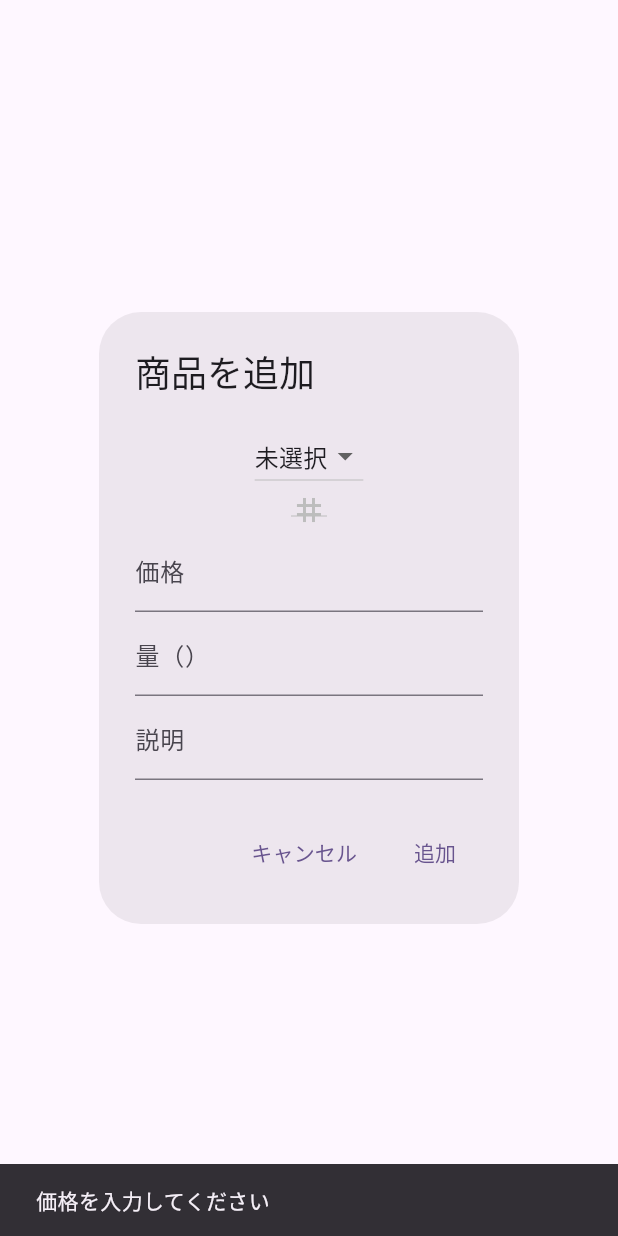
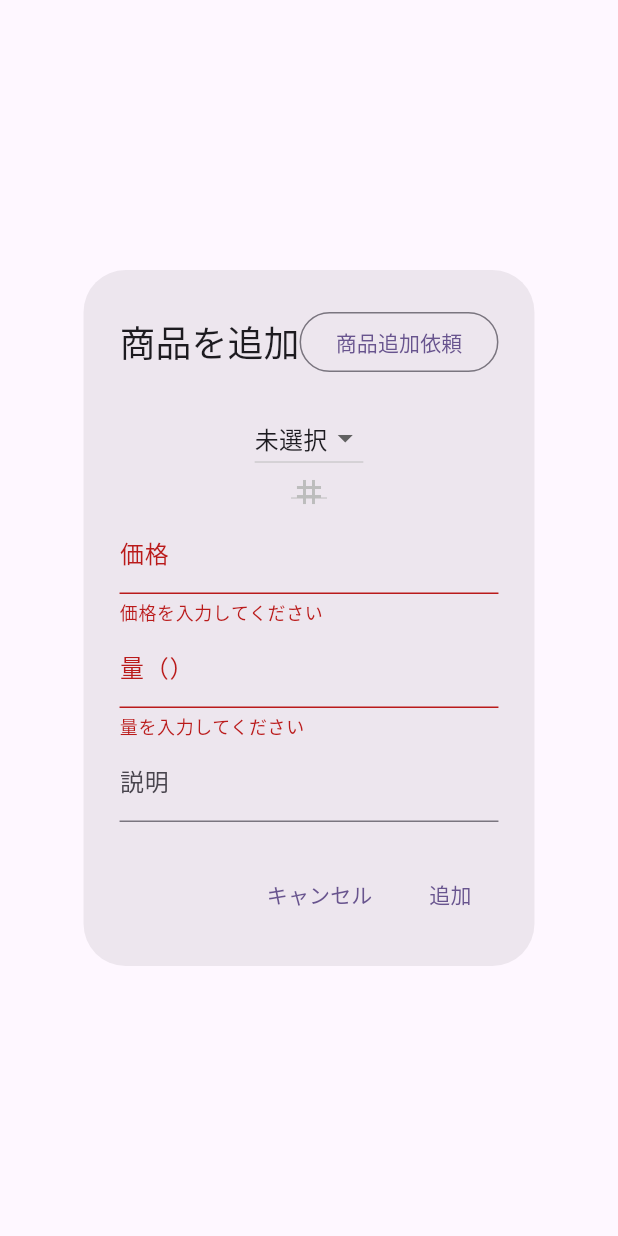
Before and after one commit to enpitut2023/shokuhi_fall, a Flutter app: the AddMerchDialog widget shown alone on an empty page, opened directly with empty values, after a tap on "追加", on a phone screen of 412 x 824 dp. Run offline on Flutter 3.47's test engine with Material 3 defaults, Android fonts, the phone set to English and light mode, and no system bars; our stand-ins replace cloud_firestore, firebase_core, flutter_map, flutter_riverpod, fluttertoast, freezed_annotation and 2 more; accounts and stored records are empty; generated files the repository leaves out were written again.

Commit message:
投稿機能のエラー表示修正

```diff
--- a/lib/ui/home/merch_list/merch_amount_dialog.dart
+++ b/lib/ui/home/merch_list/merch_amount_dialog.dart
@@ -15,12 +15,15 @@ class MerchAmountDialog extends StatefulWidget {
 
 class _MerchAmountDialogState extends State<MerchAmountDialog> {
   final textController = TextEditingController();
+  final formKey = GlobalKey<FormState>();
 
   @override
   Widget build(BuildContext context) {
     return AlertDialog(
       title: const Text('商品の量を入力してください'),
-      content: TextField(
+      content: Form(
+        key: formKey,
+        child: TextFormField(
           controller: textController,
           keyboardType: TextInputType.number,
           inputFormatters: [
@@ -28,6 +31,16 @@ class _MerchAmountDialogState extends State<MerchAmountDialog> {
           ],
           decoration: InputDecoration(
             hintText: '${widget.merchName}(${widget.unit})',
+          ),
+          validator: (value) {
+            if (value == null || value.isEmpty) {
+              return '量を入力してください';
+            }
+            if (int.parse(value) <= 0) {
+              return '量は1以上で入力してください';
+            }
+            return null;
+          }
         ),
       ),
       actions: [
@@ -39,19 +52,10 @@ class _MerchAmountDialogState extends State<MerchAmountDialog> {
         ),
         TextButton(
           onPressed: () {
-            if (textController.text.isEmpty) {
-              ScaffoldMessenger.of(context).showSnackBar(
-                const SnackBar(content: Text('量を入力してください')),
-              );
+            if (formKey.currentState?.validate() != true) {
               return;
             }
             final amount = int.parse(textController.text);
-            if (amount <= 0) {
-              ScaffoldMessenger.of(context).showSnackBar(
-                const SnackBar(content: Text('量は1以上で入力してください')),
-              );
-              return;
-            }
             Navigator.pop(context, amount);
           },
           child: const Text('OK'),
--- a/lib/ui/shop_detail/add_merch_dialog.dart
+++ b/lib/ui/shop_detail/add_merch_dialog.dart
@@ -1,6 +1,7 @@
 import 'package:flutter/material.dart';
 import 'package:flutter/services.dart';
 import 'package:flutter_riverpod/flutter_riverpod.dart';
+import 'package:fluttertoast/fluttertoast.dart';
 import 'package:intl/intl.dart';
 import 'package:ketchy/model/merch.dart';
 import 'package:ketchy/repository/merch_outline_repository.dart';
@@ -54,7 +55,7 @@ Future<List<String>> tagList(TagListRef ref) async {
 class SelectedMerchOutline extends _$SelectedMerchOutline {
   @override
   MerchOutline? build(String? merchId) {
-    if(merchId == null) return null;
+    if (merchId == null) return null;
     final provider = ref.read(merchOutlineRepositoryProvider);
     provider.fetchMerchOutline(merchId).then((value) => state = value);
     return null;
@@ -91,11 +92,12 @@ Future<List<MerchOutline>> merchOutlineList(MerchOutlineListRef ref) async {
 }
 
 class AddMerchDialog extends ConsumerWidget {
-  const AddMerchDialog(
+  AddMerchDialog(
       {required this.shopId, required this.merchDetailId, super.key});
 
   final String shopId;
   final String? merchDetailId;
+  final formKey = GlobalKey<FormState>();
 
   @override
   Widget build(BuildContext context, WidgetRef ref) {
@@ -112,8 +114,21 @@ class AddMerchDialog extends ConsumerWidget {
     final selectedTagNotifier = ref.read(selectedTagProvider.notifier);
 
     return AlertDialog(
-      title: const Text('商品を追加'),
-      content: Column(
+      title: Row(
+        mainAxisAlignment: MainAxisAlignment.spaceBetween,
+        children: [
+          const Text('商品を追加'),
+          OutlinedButton(
+            onPressed: () {
+              // TODO: ここに商品追加依頼の処理を書く
+            },
+            child: const Text('商品追加依頼'),
+          ),
+        ],
+      ),
+      content: Form(
+        key: formKey,
+        child: Column(
           mainAxisSize: MainAxisSize.min,
           children: [
             AsyncValueWidget(
@@ -156,7 +171,7 @@ class AddMerchDialog extends ConsumerWidget {
                 },
               ),
             ),
-          TextField(
+            TextFormField(
               decoration: const InputDecoration(
                 labelText: '価格',
               ),
@@ -166,8 +181,17 @@ class AddMerchDialog extends ConsumerWidget {
                 userMerchNotifier
                     .update(userMerch.copyWith(price: double.parse(value)));
               },
+              validator: (value) {
+                if (value == null || value.isEmpty || value == '0') {
+                  return '価格を入力してください';
+                }
+                if (int.parse(value) >= 100000) {
+                  return '価格が高すぎます';
+                }
+                return null;
+              },
             ),
-          TextField(
+            TextFormField(
               decoration: InputDecoration(
                 labelText: '量（${selectedMerchOutline?.unit ?? ""}）',
               ),
@@ -177,16 +201,27 @@ class AddMerchDialog extends ConsumerWidget {
                 userMerchNotifier
                     .update(userMerch.copyWith(amount: int.parse(value)));
               },
+              validator: (value) {
+                if (value == null || value.isEmpty || value == '0') {
+                  return '量を入力してください';
+                }
+                if (int.parse(value) >= 100000) {
+                  return '量が多すぎます';
+                }
+                return null;
+              },
             ),
-          TextField(
+            TextFormField(
               decoration: const InputDecoration(
                 labelText: '説明',
               ),
               onChanged: (value) {
-              userMerchNotifier.update(userMerch.copyWith(description: value));
+                userMerchNotifier
+                    .update(userMerch.copyWith(description: value));
               },
             ),
           ],
+        ),
       ),
       actions: [
         TextButton(
@@ -197,36 +232,16 @@ class AddMerchDialog extends ConsumerWidget {
         ),
         TextButton(
           onPressed: () {
-            if (selectedMerchOutline == null) {
-              ScaffoldMessenger.of(context)
-                  .showSnackBar(const SnackBar(content: Text('商品を選択してください')));
+            if (formKey.currentState?.validate() != true) {
               return;
             }
-            if (userMerch.price == 0) {
-              ScaffoldMessenger.of(context)
-                  .showSnackBar(const SnackBar(content: Text('価格を入力してください')));
+            if (selectedMerchOutline == null) {
+              Fluttertoast.showToast(
+                msg: '商品を選択してください',
+                toastLength: Toast.LENGTH_SHORT,
+              );
               return;
             }
-
-            if (userMerch.price >= 100000) {
-              ScaffoldMessenger.of(context)
-                  .showSnackBar(const SnackBar(content: Text('価格が高すぎます')));
-              return;
-            }
-
-            if (userMerch.amount == 0) {
-              ScaffoldMessenger.of(context)
-                  .showSnackBar(const SnackBar(content: Text('量を入力してください')));
-              return;
-            }
-
-            if (userMerch.amount >= 100000) {
-              ScaffoldMessenger.of(context)
-                  .showSnackBar(const SnackBar(content: Text('量が多すぎます')));
-              return;
-            }
-
-
             ScaffoldMessenger.of(context)
                 .showSnackBar(const SnackBar(content: Text('追加しました')));
             userMerchNotifier.addMerchToRepository(shopId);
--- a/pubspec.yaml
+++ b/pubspec.yaml
@@ -31,6 +31,8 @@ dependencies:
   geolocator: ^9.0.2
   latlong2: ^0.8.2
   uuid: ^4.2.1
+  fluttertoast: ^8.2.4
+
 
 dev_dependencies:
   flutter_test:
```
Also changed, not shown: pubspec.lock. Lines whose indentation alone changed are shown as unchanged.
